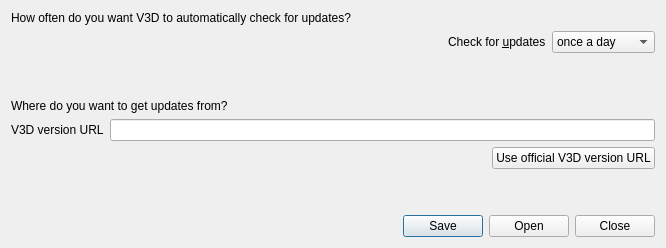
Old version of the form v3d_main/v3d/dialog_update_options.ui in the repository CBL-ORION/Vaa3D-mirror.
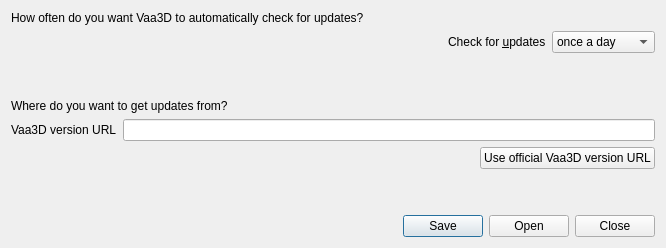
New version of the form.

Commit message: v2.835 now enable version tracking of vaa3d and a simple update notice.

Patch:
```diff
--- a/v3d_main/v3d/dialog_update_options.ui
+++ b/v3d_main/v3d/dialog_update_options.ui
@@ -17,7 +17,7 @@
    <item>
     <widget class="QLabel" name="label_3">
      <property name="text">
-      <string>How often do you want V3D to automatically check for updates?</string>
+      <string>How often do you want Vaa3D to automatically check for updates?</string>
      </property>
     </widget>
    </item>
@@ -105,7 +105,7 @@
      <item>
       <widget class="QLabel" name="label">
        <property name="text">
-        <string>V3D version URL</string>
+        <string>Vaa3D version URL</string>
        </property>
       </widget>
      </item>
@@ -132,7 +132,7 @@
      <item>
       <widget class="QPushButton" name="useDefaultVersionButton">
        <property name="text">
-        <string>Use official V3D version URL</string>
+        <string>Use official Vaa3D version URL</string>
        </property>
       </widget>
      </item>
```
The commit also changes 4 other files.
